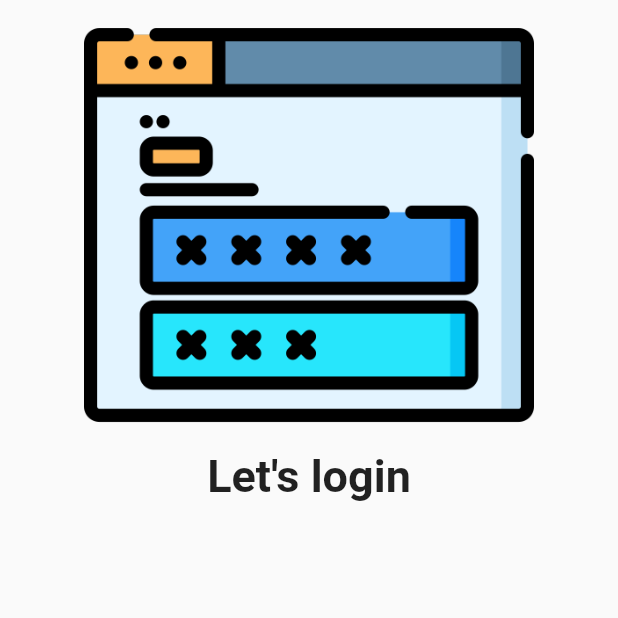
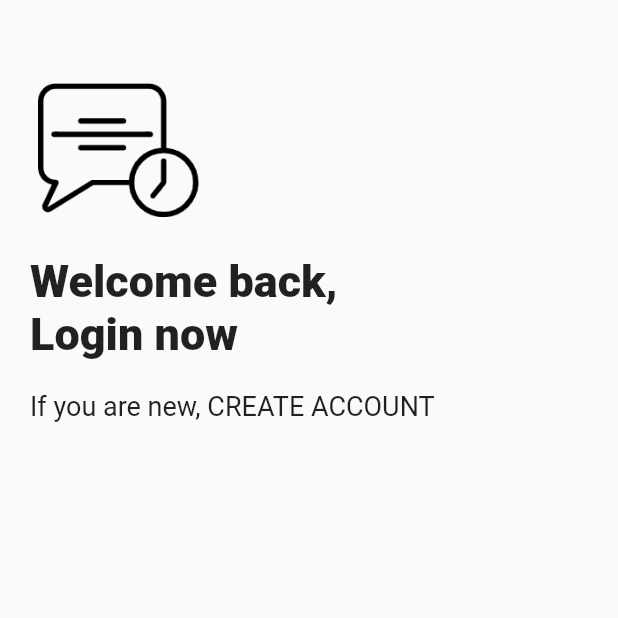
Before and after one commit to FakhrulASA/Golpo-makes-chatting-easy, a Flutter app: the screen it shows after launch, on a phone screen of 412 x 824 dp, the top half of it. Run offline on Flutter 3.47's test engine with Material 2 defaults, Android fonts, the phone set to English and light mode, and no system bars.

Commit message:
login page

```diff
--- a/lib/screen/login_screen.dart
+++ b/lib/screen/login_screen.dart
@@ -12,14 +12,40 @@ class _LoginPageState extends State<LoginPage> {
   Widget build(BuildContext context) {
     return Material(
       child: SafeArea(
-          child: Column(
-        children: [
-          Image.asset("assets/login.png", height: 300, fit: BoxFit.cover),
-          Text(
-            "Let's login",
-            style: TextStyle(fontSize: 30, fontWeight: FontWeight.bold),
-          )
-        ],
+          child: Container(
+        margin: const EdgeInsets.all(20.0),
+        child: Column(
+          children: [
+            const SizedBox(
+              height: 30,
+            ),
+            Align(
+              alignment: Alignment.topLeft,
+              child: Image.asset("assets/login.png",
+                  height: 100, fit: BoxFit.cover),
+            ),
+            const SizedBox(
+              height: 20,
+            ),
+            Align(
+              alignment: Alignment.topLeft,
+              child: const Text(
+                "Welcome back,\nLogin now ",
+                style: TextStyle(fontSize: 30, fontWeight: FontWeight.w900),
+              ),
+            ),
+            SizedBox(
+              height: 20,
+            ),
+            Align(
+              alignment: Alignment.topLeft,
+              child: const Text(
+                "If you are new, CREATE ACCOUNT",
+                style: TextStyle(fontSize: 18),
+              ),
+            ),
+          ],
+        ),
       )),
     );
   }
```
Also changed, not shown: assets/login.png.
